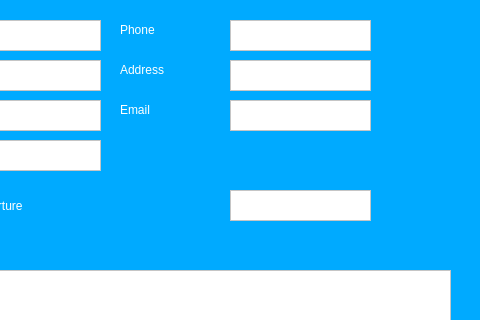
Qt form add_patients_window.ui (Fayadkhan8911/Medico-Desktop-App) before a commit; both pictures show x 320 to 800 and y 0 to 320 of the 800 by 600 pixel window.
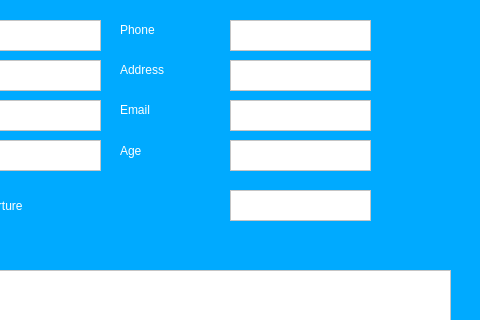
The same form after that commit. Icons and pictures are not drawn.

Commit message: before pull

Diff of the .ui file:
```diff
--- a/add_patients_window.ui
+++ b/add_patients_window.ui
@@ -477,6 +477,36 @@
     <string>Proceed To Medical History</string>
    </property>
   </widget>
+  <widget class="QLabel" name="add_email_2">
+   <property name="geometry">
+    <rect>
+     <x>440</x>
+     <y>140</y>
+     <width>101</width>
+     <height>21</height>
+    </rect>
+   </property>
+   <property name="styleSheet">
+    <string notr="true">font: 14pt &quot;MS Shell Dlg 2&quot;;
+color: rgb(255, 255, 255);</string>
+   </property>
+   <property name="text">
+    <string>Age</string>
+   </property>
+  </widget>
+  <widget class="QTextEdit" name="add_email_edit_2">
+   <property name="geometry">
+    <rect>
+     <x>550</x>
+     <y>140</y>
+     <width>141</width>
+     <height>31</height>
+    </rect>
+   </property>
+   <property name="styleSheet">
+    <string notr="true">background-color: rgb(255, 255, 255);</string>
+   </property>
+  </widget>
  </widget>
  <resources/>
  <connections/>
```
